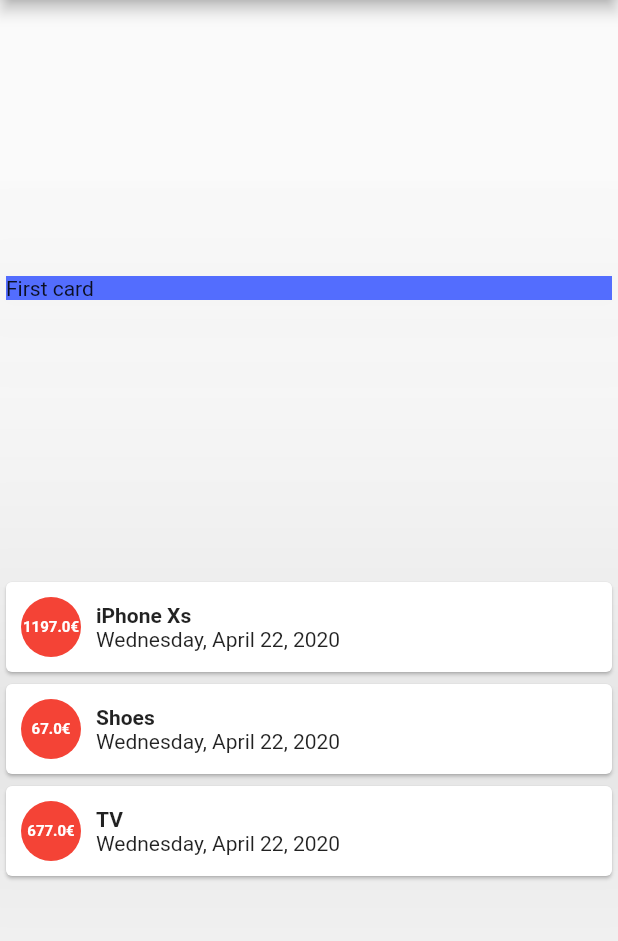
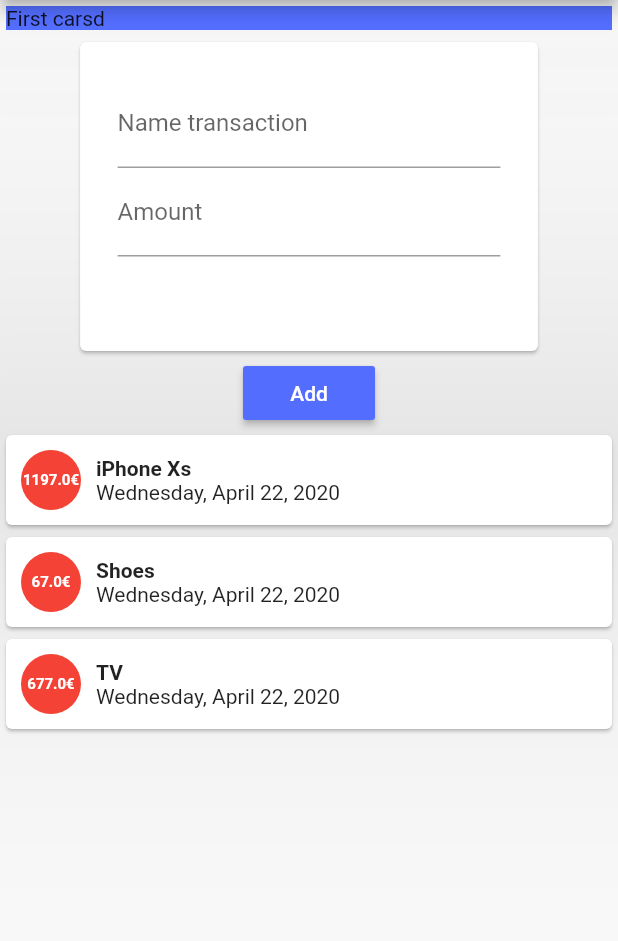
Before and after one commit to MiguelYann/ExpenseManagement, a Flutter app: the screen it shows after launch, on a phone screen of 412 x 824 dp, the part 84-1025 px from its top. Run offline on Flutter 3.47's test engine with Material 2 defaults, Android fonts, the phone set to English and light mode, and no system bars; Roboto replaces fonts that are missing (SFPro).

Commit message:
Adding new transaction with input of user

```diff
--- a/lib/main.dart
+++ b/lib/main.dart
@@ -1,7 +1,5 @@
+import 'package:expensemanagement/widgets/user_transactions.dart';
 import 'package:flutter/material.dart';
-import 'package:intl/intl.dart';
-
-import 'models/transaction.dart';
 
 void main() => runApp(MyApp());
 
@@ -16,30 +14,10 @@ class MyApp extends StatelessWidget {
 }
 
 class MyHomePage extends StatelessWidget {
-  final List<Transaction> _transactions = [
-    Transaction(
-      id: 1,
-      title: 'iPhone Xs',
-      amount: 1197,
-      dateTransaction: DateTime.now(),
-    ),
-    Transaction(
-      id: 2,
-      title: 'Shoes',
-      amount: 67,
-      dateTransaction: DateTime.now(),
-    ),
-    Transaction(
-      id: 3,
-      title: 'TV',
-      amount: 677,
-      dateTransaction: DateTime.now(),
-    ),
-  ];
+
 
   @override
   Widget build(BuildContext context) {
-    var formatter = DateFormat.yMMMMEEEEd();
     return Scaffold(
       appBar: AppBar(
         centerTitle: true,
@@ -47,62 +25,17 @@ class MyHomePage extends StatelessWidget {
         backgroundColor: Colors.indigoAccent,
       ),
       body: Column(
-        mainAxisAlignment: MainAxisAlignment.spaceEvenly,
+        mainAxisAlignment: MainAxisAlignment.start,
         children: <Widget>[
           Card(
             elevation: 150.0,
             child: Container(
               color: Colors.indigoAccent,
               width: double.infinity,
-              child: Text('First card'),
+              child: Text('First carsd'),
             ),
           ),
-          Column(
-            children: <Widget>[
-              ..._transactions.map((transaction) {
-                return Card(
-                  child: Row(
-                    children: <Widget>[
-                      Container(
-                        child: Center(
-                            child: Text(
-                              '${transaction.amount}€',
-                              style: TextStyle(
-                                color: Colors.white,
-                                fontSize: 10,
-                                fontFamily: 'SFPro',
-                                fontWeight: FontWeight.bold,
-                              ),
-                            )),
-                        height: 40,
-                        width: 40,
-                        margin: EdgeInsets.all(10),
-                        decoration: BoxDecoration(
-                            border: Border.all(color: Colors.transparent),
-                            borderRadius: BorderRadius.all(Radius.circular(80)),
-                            color: Colors.red),
-                      ),
-                      Column(
-                        mainAxisAlignment: MainAxisAlignment.spaceBetween,
-                        crossAxisAlignment: CrossAxisAlignment.start,
-                        children: <Widget>[
-                          Text(
-                            '${transaction.title}',
-                            style: TextStyle(
-                                fontWeight: FontWeight.bold,
-                                fontFamily: 'SFPro'
-                            ),
-                          ),
-                          Text('${formatter.format(
-                              transaction.dateTransaction)}'),
-                        ],
-                      ),
-                    ],
-                  ),
-                );
-              }).toList()
-            ],
-          )
+          UserTransaction(),
         ],
       ),
     );
--- a/lib/models/transaction.dart
+++ b/lib/models/transaction.dart
@@ -1,13 +1,11 @@
 import 'package:flutter/cupertino.dart';
 
 class Transaction {
-  final int id;
   final String title;
   final double amount;
   final DateTime dateTransaction;
 
   Transaction({
-    @required this.id,
     @required this.title,
     @required this.amount,
     @required this.dateTransaction,
--- /dev/null
+++ b/lib/widgets/new_transaction.dart
@@ -0,0 +1,52 @@
+import 'package:flutter/material.dart';
+
+class NewTransaction extends StatelessWidget {
+  final Function handlerAddTransaction;
+
+  NewTransaction({this.handlerAddTransaction});
+
+  final TextEditingController _transactionController = TextEditingController();
+  final TextEditingController _amountController = TextEditingController();
+
+  @override
+  Widget build(BuildContext context) {
+    const Color _BUTTON_COLOR = Colors.indigoAccent;
+
+    return Column(
+      children: <Widget>[
+        Card(
+          child: Container(
+            height: MediaQuery.of(context).size.height / 4,
+            width: MediaQuery.of(context).size.width / 1.35,
+            padding: EdgeInsets.all(25),
+            child: Column(
+              children: <Widget>[
+                TextField(
+                  controller: _transactionController,
+                  decoration: InputDecoration(
+                    labelText: 'Name transaction',
+                  ),
+                ),
+                TextField(
+                  controller: _amountController,
+                  decoration: InputDecoration(
+                    labelText: 'Amount',
+                  ),
+                ),
+              ],
+            ),
+          ),
+        ),
+        RaisedButton(
+          onPressed: () {
+            handlerAddTransaction(_transactionController.text,
+                double.parse(_amountController.text));
+          },
+          textColor: Colors.white,
+          color: _BUTTON_COLOR,
+          child: Text('Add'),
+        ),
+      ],
+    );
+  }
+}
--- /dev/null
+++ b/lib/widgets/transactions_list.dart
@@ -0,0 +1,59 @@
+import 'package:expensemanagement/models/transaction.dart';
+import 'package:flutter/material.dart';
+import 'package:intl/intl.dart';
+
+class TransactionList extends StatelessWidget {
+  final List<Transaction> transactions;
+
+  TransactionList({this.transactions});
+
+  @override
+  Widget build(BuildContext context) {
+    final formatterDate = DateFormat.yMMMMEEEEd();
+
+    return Column(
+      children: <Widget>[
+        ...transactions.map((transaction) {
+          return Card(
+            child: Row(
+              children: <Widget>[
+                Container(
+                  child: Center(
+                      child: Text(
+                    '${transaction.amount}€',
+                    style: TextStyle(
+                      color: Colors.white,
+                      fontSize: 10,
+                      fontFamily: 'SFPro',
+                      fontWeight: FontWeight.bold,
+                    ),
+                  )),
+                  height: 40,
+                  width: 40,
+                  margin: EdgeInsets.all(10),
+                  decoration: BoxDecoration(
+                      border: Border.all(color: Colors.transparent),
+                      borderRadius: BorderRadius.all(Radius.circular(80)),
+                      color: Colors.red),
+                ),
+                Column(
+                  mainAxisAlignment: MainAxisAlignment.spaceBetween,
+                  crossAxisAlignment: CrossAxisAlignment.start,
+                  children: <Widget>[
+                    Text(
+                      '${transaction.title}',
+                      style: TextStyle(
+                          fontWeight: FontWeight.bold, fontFamily: 'SFPro'),
+                    ),
+                    Text(
+                        '${formatterDate.format(transaction.dateTransaction)}'),
+                  ],
+                ),
+              ],
+            ),
+          );
+        }).toList()
+      ],
+    );
+  }
+}
--- /dev/null
+++ b/lib/widgets/user_transactions.dart
@@ -0,0 +1,55 @@
+import 'package:flutter/material.dart';
+
+import "./new_transaction.dart";
+import './transactions_list.dart';
+import '../models/transaction.dart';
+
+class UserTransaction extends StatefulWidget {
+  @override
+  _UserTransactionState createState() => _UserTransactionState();
+}
+
+class _UserTransactionState extends State<UserTransaction> {
+  final List<Transaction> _transactions = [
+    Transaction(
+      title: 'iPhone Xs',
+      amount: 1197,
+      dateTransaction: DateTime.now(),
+    ),
+    Transaction(
+      title: 'Shoes',
+      amount: 67,
+      dateTransaction: DateTime.now(),
+    ),
+    Transaction(
+      title: 'TV',
+      amount: 677,
+      dateTransaction: DateTime.now(),
+    ),
+  ];
+
+  void _addTransaction(String aTitleTransaction, double anAmount) {
+    Transaction _aTransaction = new Transaction(
+        title: aTitleTransaction,
+        amount: anAmount,
+        dateTransaction: DateTime.now());
+
+    setState(() {
+      _transactions.add(_aTransaction);
+    });
+  }
+
+  @override
+  Widget build(BuildContext context) {
+    return Column(
+      children: <Widget>[
+        NewTransaction(
+          handlerAddTransaction: _addTransaction,
+        ),
+        TransactionList(
+          transactions: _transactions,
+        ),
+      ],
+    );
+  }
+}
```
